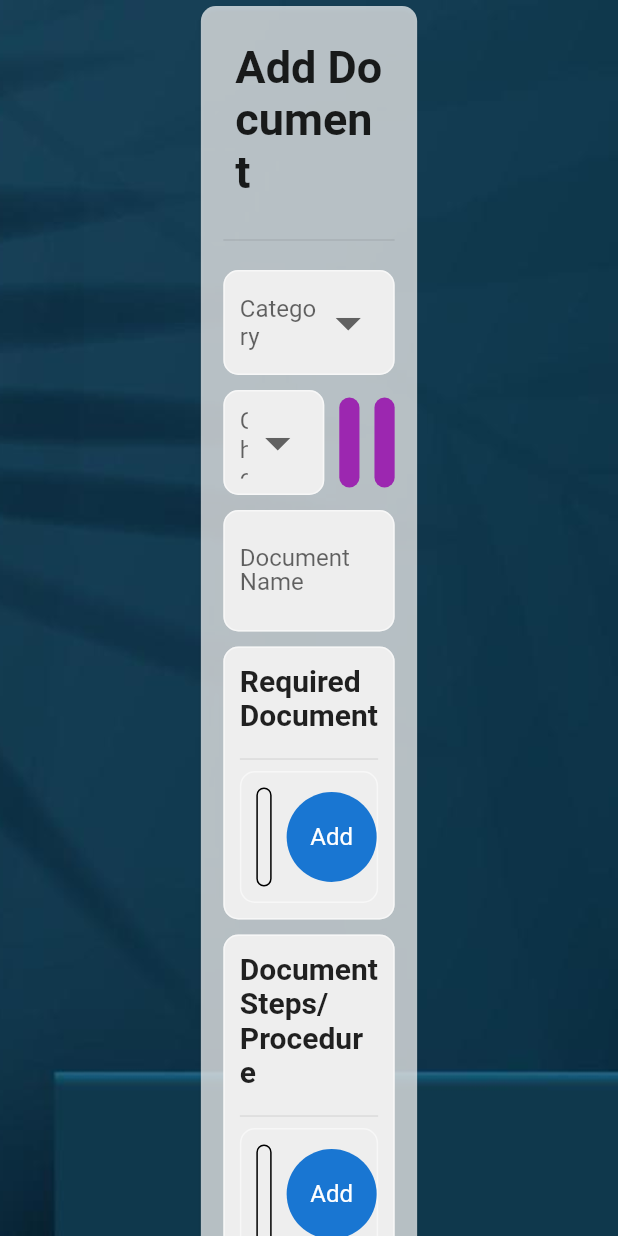
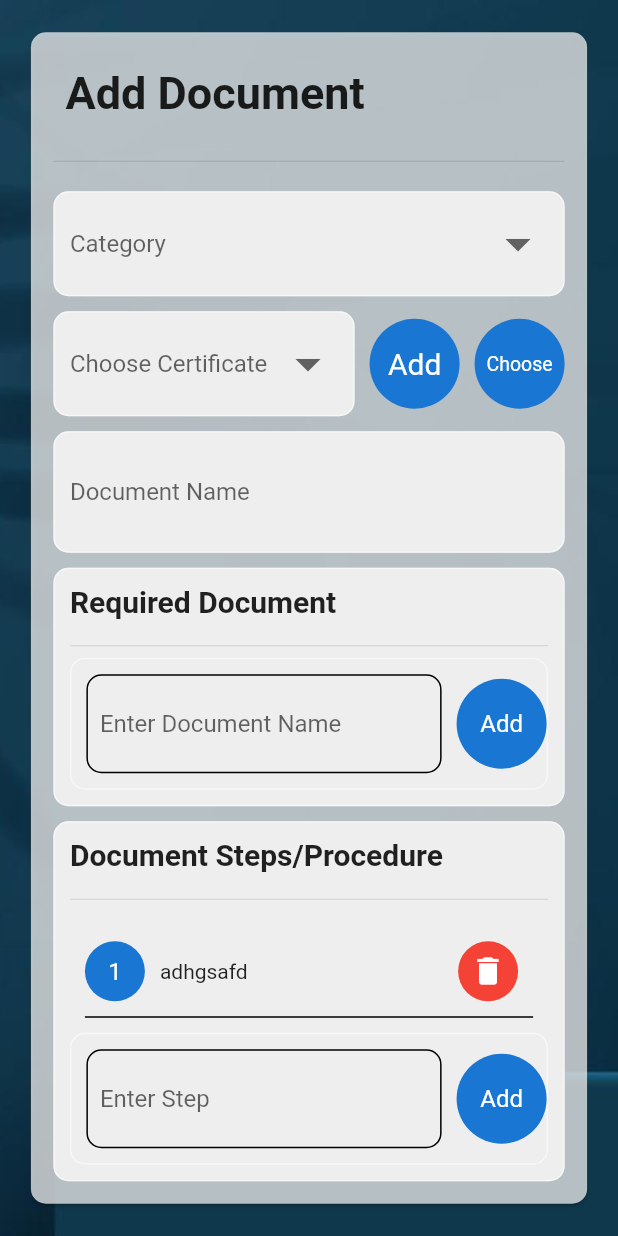
Before and after one commit to yash1001-sojitra/mygovernweb, a Flutter app: the AddnewDoc screen opened by its route, after a tap on the "delete" icon, on a phone screen of 412 x 824 dp. Run offline on Flutter 3.47's test engine with Material 2 defaults, Android fonts, the light colour scheme and no system bars; our stand-ins replace firebase_core, fluro, get, lottie; accounts and stored records are empty.

Commit message:
Chanage layout

```diff
--- a/lib/Screens/addOrEdit/addnewdoc.dart
+++ b/lib/Screens/addOrEdit/addnewdoc.dart
@@ -27,8 +27,8 @@ class AddnewDoc extends StatelessWidget {
                 color: Colors.white.withOpacity(0.7),
                 child: Container(
                   padding: const EdgeInsets.all(15),
-                  //height: 400,
-                  width: size.width * 0.35,
+                  width:
+                      size.width < 1000 ? size.width * 0.90 : size.width * 0.40,
                   child: Form(
                     child: Column(
                       crossAxisAlignment: CrossAxisAlignment.stretch,
@@ -71,7 +71,7 @@ class AddnewDoc extends StatelessWidget {
                         Row(
                           children: [
                             Expanded(
-                              flex: 5,
+                              flex: 7,
                               child: Container(
                                 padding: const EdgeInsets.all(10),
                                 decoration: CustomDecoration
@@ -97,17 +97,17 @@ class AddnewDoc extends StatelessWidget {
                               ),
                             ),
                             const SizedBox(width: 10),
-                            Expanded(
-                              child: Container(
-                                height: 60,
+                            const CircleAvatar(
+                              radius: 30,
+                              /*   height: 60,
                               alignment: Alignment.center,
                               decoration: BoxDecoration(
                                 borderRadius: BorderRadius.circular(50),
                                 color: Colors.purple,
-                                ),
-                                child: const Padding(
+                              ), */
+                              child: Padding(
                                 padding: EdgeInsets.all(8.0),
-                                  child: Flexible(
+                                child: FittedBox(
                                     child: Text(
                                   'Add',
                                   style: TextStyle(
@@ -115,25 +115,23 @@ class AddnewDoc extends StatelessWidget {
                                 )),
                               ),
                             ),
-                            ),
                             const SizedBox(width: 10),
-                            Expanded(
-                              child: Container(
-                                height: 60,
+                            const CircleAvatar(
+                              radius: 30,
+                              /*  height: 60,
                               alignment: Alignment.center,
                               decoration: BoxDecoration(
                                 borderRadius: BorderRadius.circular(50),
                                 color: Colors.purple,
-                                ),
-                                child: const Padding(
+                              ), */
+                              child: Padding(
                                 padding: EdgeInsets.all(8.0),
-                                  child: Flexible(
+                                child: FittedBox(
                                     child: Text(
                                   'Choose',
                                   style: TextStyle(
                                       fontSize: 20, color: Colors.white),
                                 )),
-                                ),
                               ),
                             ),
                           ],
--- a/lib/Screens/addOrEdit/widgets/steps.dart
+++ b/lib/Screens/addOrEdit/widgets/steps.dart
@@ -14,7 +14,7 @@ class _StepsState extends State<Steps> {
 
   final controller = TextEditingController();
   final GlobalKey<FormState> _formKey = GlobalKey<FormState>();
-
+  int selected = -1;
   @override
   Widget build(BuildContext context) {
     return Container(
@@ -29,12 +29,21 @@ class _StepsState extends State<Steps> {
           ),
           const SizedBox(height: 10),
           const Divider(),
-          ListView.builder(
+          ReorderableListView.builder(
+            buildDefaultDragHandles: false,
             shrinkWrap: true,
             itemCount: documentwidget.length,
             itemBuilder: ((context, index) {
-              return Container(
+              return ReorderableDragStartListener(
+                key: UniqueKey(),
+                index: index,
+                child: Container(
                   margin: const EdgeInsets.all(10),
+                  decoration: const BoxDecoration(
+                    border: Border(
+                      bottom: BorderSide(),
+                    ),
+                  ),
                   child: Row(
                     children: [
                       CircleAvatar(
@@ -61,8 +70,19 @@ class _StepsState extends State<Steps> {
                       )
                     ],
                   ),
+                ),
               );
             }),
+            physics: const BouncingScrollPhysics(),
+            onReorder: (int oldIndex, int newIndex) {
+              setState(() {
+                if (oldIndex < newIndex) {
+                  newIndex -= 1;
+                }
+                final item = documentwidget.removeAt(oldIndex);
+                documentwidget.insert(newIndex, item);
+              });
+            },
           ),
           Container(
             decoration: CustomDecoration.containerCornerRadiusDecoration,
@@ -86,7 +106,6 @@ class _StepsState extends State<Steps> {
                           border: InputBorder.none,
                         ),
                         validator: (val) {
-                          print('..............');
                           if (val == null || val.isEmpty) {
                             return 'Enter Document Step';
                           }
--- a/lib/main.dart
+++ b/lib/main.dart
@@ -1,8 +1,11 @@
+import 'package:firebase_core/firebase_core.dart';
 import 'package:flutter/material.dart';
 import 'package:get/get_navigation/src/root/get_material_app.dart';
 import 'package:mygovernweb/Route/routes.dart';
 
-void main() {
+void main() async {
+  WidgetsFlutterBinding.ensureInitialized;
+  await Firebase.initializeApp();
   runApp(const MyApp());
 }
 
```
Also changed, not shown: 1 other file. Lines whose indentation alone changed are shown as unchanged.
